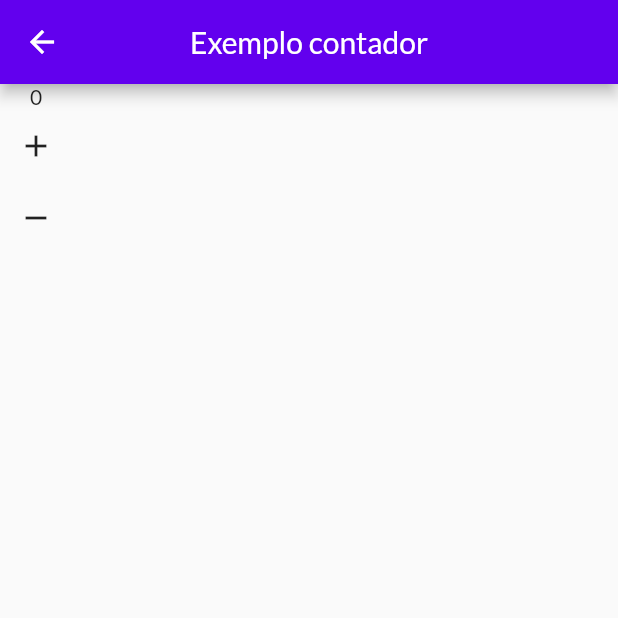
After one commit to IagoEngel/shop, a Flutter app: the CounterPage screen opened directly, after a tap on the "add" icon, on a phone screen of 412 x 824 dp, the top half of it. The commit adds this screen. Run offline on Flutter 3.47's test engine with Material 2 defaults, Android fonts, the phone set to English and light mode, and no system bars; network calls fail.

Commit message:
Aula 220 até 221

```diff
--- /dev/null
+++ b/lib/providers/counter.dart
@@ -0,0 +1,27 @@
+import 'package:flutter/material.dart';
+
+class CounterState {
+  int _value = 0;
+
+  void increment() => _value++;
+  void decrement() => _value--;
+
+  int get value => _value;
+
+  bool diff(CounterState oldState) => oldState._value != _value;
+}
+
+class CounterProvider extends InheritedWidget {
+  final CounterState state = CounterState();
+
+  CounterProvider({super.key, required Widget child}) : super(child: child);
+
+  static CounterProvider? of(BuildContext context) {
+    return context.dependOnInheritedWidgetOfExactType<CounterProvider>();
+  }
+
+  @override
+  bool updateShouldNotify(covariant CounterProvider oldWidget) {
+    throw oldWidget.state.diff(state);
+  }
+}
--- /dev/null
+++ b/lib/screens/counter_page.dart
@@ -0,0 +1,46 @@
+// ignore_for_file: avoid_print
+
+import 'package:flutter/material.dart';
+import '../providers/counter.dart';
+
+class CounterPage extends StatefulWidget {
+  const CounterPage({super.key});
+
+  @override
+  State<CounterPage> createState() => _CounterPageState();
+}
+
+class _CounterPageState extends State<CounterPage> {
+  @override
+  Widget build(BuildContext context) {
+    return Scaffold(
+      appBar: AppBar(
+        centerTitle: true,
+        title: const Text('Exemplo contador'),
+      ),
+      body: Column(
+        children: [
+          Text(CounterProvider.of(context)?.state.value.toString() ?? '0'),
+          IconButton(
+            onPressed: () {
+              setState(() {
+                CounterProvider.of(context)!.state.increment();
+              });
+              print(CounterProvider.of(context)!.state.value);
+            },
+            icon: const Icon(Icons.add),
+          ),
+          IconButton(
+            onPressed: () {
+              setState(() {
+                CounterProvider.of(context)!.state.decrement();
+              });
+              print(CounterProvider.of(context)!.state.value);
+            },
+            icon: const Icon(Icons.remove),
+          ),
+        ],
+      ),
+    );
+  }
+}
--- a/lib/screens/products_overview_screen.dart
+++ b/lib/screens/products_overview_screen.dart
@@ -1,6 +1,6 @@
 import 'package:flutter/material.dart';
-import 'package:shop/components/product_item.dart';
-import 'package:shop/models/product.dart';
+import '../components/product_item.dart';
+import '../models/product.dart';
 
 import '../data/dummy_data.dart';
 
--- /dev/null
+++ b/lib/utils/app_routes.dart
@@ -0,0 +1,3 @@
+class AppRoutes {
+  static const String productDetail = '/product-detail';
+}
```
Also changed, not shown: lib/components/product_item.dart (+7 -4 lines), lib/main.dart (+16 -8 lines), lib/screens/product_detail_screen.dart (added, +17 -0 lines).
